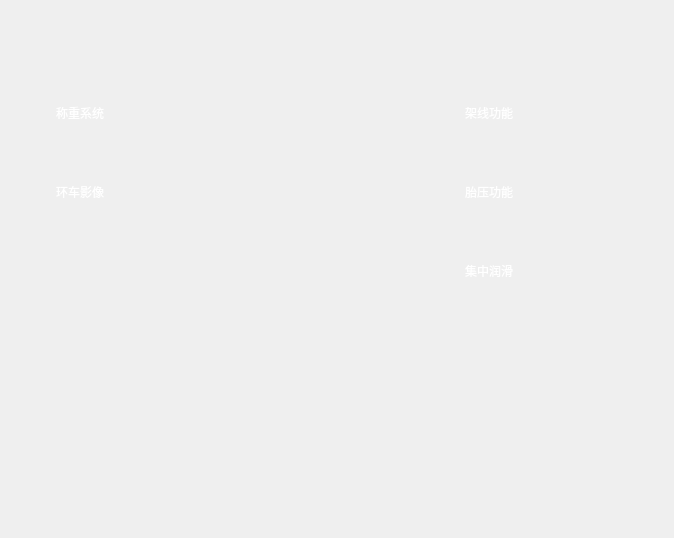
Qt form 7in_pm/optionalfunction.ui (gwd492552396/Gwd) before a commit; both pictures show x 267 to 941 and y 0 to 538 of the 1154 by 688 pixel window.
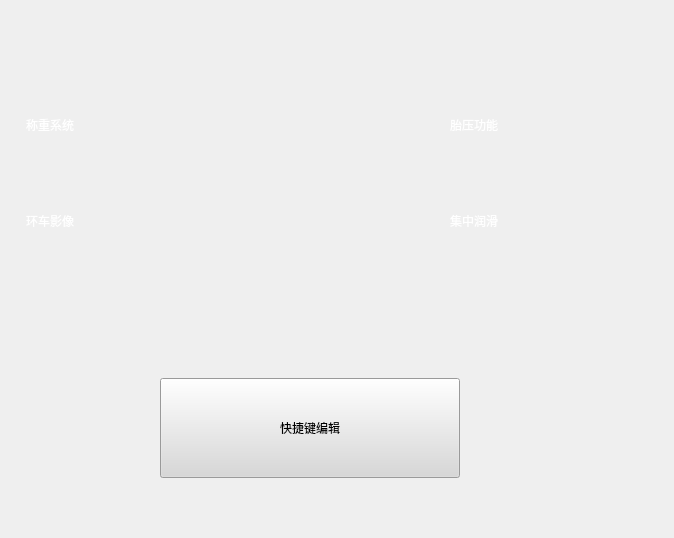
The same form after that commit. Icons and pictures are not drawn.

Patch:
```diff
--- a/7in_pm/optionalfunction.ui
+++ b/7in_pm/optionalfunction.ui
@@ -30,30 +30,78 @@
       <string notr="true">background:transparent</string>
      </property>
      <layout class="QGridLayout" name="gridLayout">
+      <item row="1" column="5">
+       <widget class="QCheckBox" name="cbk_press">
+        <property name="minimumSize">
+         <size>
+          <width>90</width>
+          <height>50</height>
+         </size>
+        </property>
+        <property name="maximumSize">
+         <size>
+          <width>90</width>
+          <height>50</height>
+         </size>
+        </property>
+        <property name="styleSheet">
+         <string notr="true">QCheckBox::indicator:unchecked {
+image: url(:/132.png);
+
+}
+QCheckBox::indicator:checked {
+image: url(:/131.png);
+}
+</string>
+        </property>
+        <property name="text">
+         <string/>
+        </property>
+        <property name="checkable">
+         <bool>false</bool>
+        </property>
+        <property name="checked">
+         <bool>false</bool>
+        </property>
+       </widget>
+      </item>
+      <item row="3" column="1">
+       <widget class="QLabel" name="label_2">
+        <property name="styleSheet">
+         <string notr="true">font: 40px &quot;Microsoft JhengHei UI&quot;;
+color:rgb(255,255,255);
+background:transparent</string>
+        </property>
+        <property name="text">
+         <string>环车影像</string>
+        </property>
+        <property name="alignment">
+         <set>Qt::AlignRight|Qt::AlignTrailing|Qt::AlignVCenter</set>
+        </property>
+       </widget>
+      </item>
+      <item row="1" column="6">
+       <spacer name="horizontalSpacer_5">
+        <property name="orientation">
+         <enum>Qt::Horizontal</enum>
+        </property>
+        <property name="sizeHint" stdset="0">
+         <size>
+          <width>40</width>
+          <height>20</height>
+         </size>
+        </property>
+       </spacer>
+      </item>
       <item row="1" column="4">
-       <widget class="QLabel" name="label_3">
+       <widget class="QLabel" name="label_4">
         <property name="styleSheet">
          <string notr="true">font: 40px &quot;Microsoft JhengHei UI&quot;;
 color:rgb(255,255,255);
 background:transparent</string>
         </property>
         <property name="text">
-         <string>架线功能</string>
-        </property>
-        <property name="alignment">
-         <set>Qt::AlignRight|Qt::AlignTrailing|Qt::AlignVCenter</set>
-        </property>
-       </widget>
-      </item>
-      <item row="5" column="4">
-       <widget class="QLabel" name="label_5">
-        <property name="styleSheet">
-         <string notr="true">font: 40px &quot;Microsoft JhengHei UI&quot;;
-color:rgb(255,255,255);
-background:transparent</string>
-        </property>
-        <property name="text">
-         <string>集中润滑</string>
+         <string>胎压功能</string>
         </property>
         <property name="alignment">
          <set>Qt::AlignRight|Qt::AlignTrailing|Qt::AlignVCenter</set>
@@ -64,14 +112,14 @@
        <widget class="QCheckBox" name="ckb_video">
         <property name="minimumSize">
          <size>
-          <width>45</width>
-          <height>25</height>
+          <width>90</width>
+          <height>50</height>
          </size>
         </property>
         <property name="maximumSize">
          <size>
-          <width>45</width>
-          <height>25</height>
+          <width>90</width>
+          <height>50</height>
          </size>
         </property>
         <property name="styleSheet">
@@ -93,14 +141,14 @@
        <widget class="QCheckBox" name="ckb_weigh">
         <property name="minimumSize">
          <size>
-          <width>45</width>
-          <height>25</height>
+          <width>90</width>
+          <height>50</height>
          </size>
         </property>
         <property name="maximumSize">
          <size>
-          <width>45</width>
-          <height>25</height>
+          <width>90</width>
+          <height>50</height>
          </size>
         </property>
         <property name="styleSheet">
@@ -160,6 +208,34 @@
         </property>
        </spacer>
       </item>
+      <item row="3" column="4">
+       <widget class="QLabel" name="label_5">
+        <property name="styleSheet">
+         <string notr="true">font: 40px &quot;Microsoft JhengHei UI&quot;;
+color:rgb(255,255,255);
+background:transparent</string>
+        </property>
+        <property name="text">
+         <string>集中润滑</string>
+        </property>
+        <property name="alignment">
+         <set>Qt::AlignRight|Qt::AlignTrailing|Qt::AlignVCenter</set>
+        </property>
+       </widget>
+      </item>
+      <item row="1" column="3">
+       <spacer name="horizontalSpacer_3">
+        <property name="orientation">
+         <enum>Qt::Horizontal</enum>
+        </property>
+        <property name="sizeHint" stdset="0">
+         <size>
+          <width>40</width>
+          <height>20</height>
+         </size>
+        </property>
+       </spacer>
+      </item>
       <item row="2" column="2">
        <spacer name="verticalSpacer_3">
         <property name="orientation">
@@ -173,60 +249,38 @@
         </property>
        </spacer>
       </item>
-      <item row="1" column="6">
-       <spacer name="horizontalSpacer_5">
-        <property name="orientation">
-         <enum>Qt::Horizontal</enum>
-        </property>
-        <property name="sizeHint" stdset="0">
-         <size>
-          <width>40</width>
-          <height>20</height>
-         </size>
-        </property>
-       </spacer>
-      </item>
-      <item row="1" column="5">
-       <widget class="QCheckBox" name="cbk_line">
+      <item row="3" column="5">
+       <widget class="QCheckBox" name="cbk_oil">
         <property name="minimumSize">
          <size>
-          <width>45</width>
-          <height>25</height>
+          <width>90</width>
+          <height>50</height>
          </size>
         </property>
         <property name="maximumSize">
          <size>
-          <width>45</width>
-          <height>25</height>
+          <width>90</width>
+          <height>50</height>
          </size>
         </property>
         <property name="styleSheet">
          <string notr="true">QCheckBox::indicator:unchecked {
-image: url(:/131.png);
+image: url(:/132.png);
 
 }
 QCheckBox::indicator:checked {
-image: url(:/132.png);
+image: url(:/131.png);
 }
 </string>
         </property>
         <property name="text">
          <string/>
         </property>
-       </widget>
-      </item>
-      <item row="3" column="4">
-       <widget class="QLabel" name="label_4">
-        <property name="styleSheet">
-         <string notr="true">font: 40px &quot;Microsoft JhengHei UI&quot;;
-color:rgb(255,255,255);
-background:transparent</string>
+        <property name="checkable">
+         <bool>false</bool>
         </property>
-        <property name="text">
-         <string>胎压功能</string>
-        </property>
-        <property name="alignment">
-         <set>Qt::AlignRight|Qt::AlignTrailing|Qt::AlignVCenter</set>
+        <property name="checked">
+         <bool>false</bool>
         </property>
        </widget>
       </item>
@@ -245,88 +299,73 @@
         </property>
        </widget>
       </item>
-      <item row="3" column="1">
-       <widget class="QLabel" name="label_2">
+     </layout>
+    </widget>
+   </item>
+   <item>
+    <spacer name="verticalSpacer_4">
+     <property name="orientation">
+      <enum>Qt::Vertical</enum>
+     </property>
+     <property name="sizeHint" stdset="0">
+      <size>
+       <width>20</width>
+       <height>40</height>
+      </size>
+     </property>
+    </spacer>
+   </item>
+   <item>
+    <widget class="QWidget" name="widget_3" native="true">
+     <property name="styleSheet">
+      <string notr="true">background:transparent;</string>
+     </property>
+     <layout class="QHBoxLayout" name="horizontalLayout_2">
+      <property name="topMargin">
+       <number>30</number>
+      </property>
+      <item>
+       <spacer name="horizontalSpacer_7">
+        <property name="orientation">
+         <enum>Qt::Horizontal</enum>
+        </property>
+        <property name="sizeHint" stdset="0">
+         <size>
+          <width>40</width>
+          <height>20</height>
+         </size>
+        </property>
+       </spacer>
+      </item>
+      <item>
+       <widget class="QPushButton" name="btn_edit">
+        <property name="minimumSize">
+         <size>
+          <width>300</width>
+          <height>100</height>
+         </size>
+        </property>
         <property name="styleSheet">
          <string notr="true">font: 40px &quot;Microsoft JhengHei UI&quot;;
-color:rgb(255,255,255);
-background:transparent</string>
-        </property>
-        <property name="text">
-         <string>环车影像</string>
-        </property>
-        <property name="alignment">
-         <set>Qt::AlignRight|Qt::AlignTrailing|Qt::AlignVCenter</set>
-        </property>
-       </widget>
-      </item>
-      <item row="5" column="5">
-       <widget class="QCheckBox" name="cbk_oil">
-        <property name="minimumSize">
-         <size>
-          <width>45</width>
-          <height>25</height>
-         </size>
-        </property>
-        <property name="maximumSize">
-         <size>
-          <width>45</width>
-          <height>25</height>
-         </size>
-        </property>
-        <property name="styleSheet">
-         <string notr="true">QCheckBox::indicator:unchecked {
-image: url(:/131.png);
+color:rgb(0,0,0);
+background-color:rgb(216, 216, 216);
 
-}
-QCheckBox::indicator:checked {
-image: url(:/132.png);
-}
 </string>
         </property>
         <property name="text">
-         <string/>
+         <string>快捷键编辑</string>
         </property>
        </widget>
       </item>
-      <item row="3" column="5">
-       <widget class="QCheckBox" name="cbk_press">
-        <property name="minimumSize">
-         <size>
-          <width>45</width>
-          <height>25</height>
-         </size>
-        </property>
-        <property name="maximumSize">
-         <size>
-          <width>45</width>
-          <height>25</height>
-         </size>
-        </property>
-        <property name="styleSheet">
-         <string notr="true">QCheckBox::indicator:unchecked {
-image: url(:/131.png);
-
-}
-QCheckBox::indicator:checked {
-image: url(:/132.png);
-}
-</string>
-        </property>
-        <property name="text">
-         <string/>
-        </property>
-       </widget>
-      </item>
-      <item row="4" column="5">
-       <spacer name="verticalSpacer_4">
+      <item>
+       <spacer name="horizontalSpacer_8">
         <property name="orientation">
-         <enum>Qt::Vertical</enum>
+         <enum>Qt::Horizontal</enum>
         </property>
         <property name="sizeHint" stdset="0">
          <size>
-          <width>20</width>
-          <height>40</height>
+          <width>40</width>
+          <height>20</height>
          </size>
         </property>
        </spacer>
```
Left out of the diff: 13 changed lines with no effect on the pictures.
